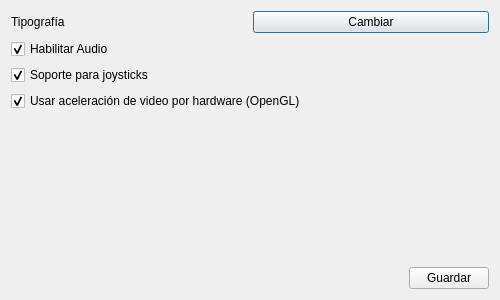
Qt form pilasengine/configuracion/configuracion.ui (hugoruscitti/pilas) before a commit.
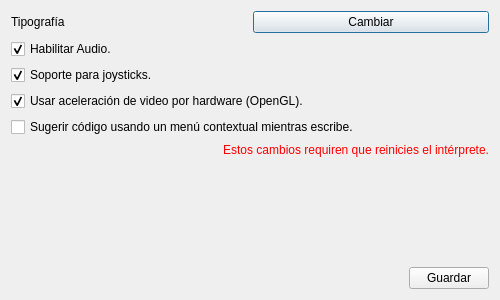
The same form after that commit.

Commit message: Implementando un parámetro para habilitar o deshabitar el autocompletado.

Diff of the .ui file:
```diff
--- a/pilasengine/configuracion/configuracion.ui
+++ b/pilasengine/configuracion/configuracion.ui
@@ -44,10 +44,10 @@
      </item>
     </layout>
    </item>
-   <item row="4" column="0">
+   <item row="6" column="0">
     <layout class="QHBoxLayout" name="horizontalLayout_4"/>
    </item>
-   <item row="5" column="0">
+   <item row="7" column="0">
     <spacer name="verticalSpacer">
      <property name="orientation">
       <enum>Qt::Vertical</enum>
@@ -60,7 +60,7 @@
      </property>
     </spacer>
    </item>
-   <item row="6" column="0">
+   <item row="8" column="0">
     <layout class="QHBoxLayout" name="horizontalLayout">
      <item>
       <spacer name="horizontalSpacer">
@@ -96,7 +96,7 @@
       </sizepolicy>
      </property>
      <property name="text">
-      <string>Soporte para joysticks</string>
+      <string>Soporte para joysticks.</string>
      </property>
      <property name="checked">
       <bool>true</bool>
@@ -115,7 +115,7 @@
       </sizepolicy>
      </property>
      <property name="text">
-      <string>Habilitar Audio</string>
+      <string>Habilitar Audio.</string>
      </property>
      <property name="checked">
       <bool>true</bool>
@@ -125,13 +125,33 @@
    <item row="3" column="0">
     <widget class="QCheckBox" name="checkbox_aceleracion">
      <property name="text">
-      <string>Usar aceleración de video por hardware (OpenGL)</string>
+      <string>Usar aceleración de video por hardware (OpenGL).</string>
      </property>
      <property name="checked">
       <bool>true</bool>
      </property>
     </widget>
    </item>
+   <item row="4" column="0">
+    <widget class="QCheckBox" name="checkbox_autocompletar">
+     <property name="text">
+      <string>Sugerir código usando un menú contextual mientras escribe.</string>
+     </property>
+    </widget>
+   </item>
+   <item row="5" column="0">
+    <widget class="QLabel" name="mensaje">
+     <property name="styleSheet">
+      <string notr="true">color: red</string>
+     </property>
+     <property name="text">
+      <string notr="true">Estos cambios requiren que reinicies el intérprete.</string>
+     </property>
+     <property name="alignment">
+      <set>Qt::AlignRight|Qt::AlignTrailing|Qt::AlignVCenter</set>
+     </property>
+    </widget>
+   </item>
   </layout>
  </widget>
  <resources/>
```
The commit also changes 3 other files.
